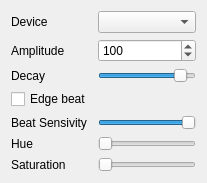
Before: the Qt Designer form Effects/AudioStar/AudioStar.ui in DLdota/OpenRGBEffectsPlugin, drawn with Qt 5.
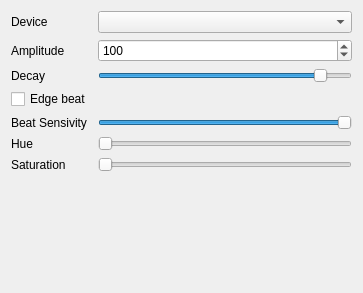
After: the same form once the commit is applied. Custom widgets are drawn as their Qt base class.

```diff
--- a/Effects/AudioStar/AudioStar.ui
+++ b/Effects/AudioStar/AudioStar.ui
@@ -6,8 +6,8 @@
    <rect>
     <x>0</x>
     <y>0</y>
-    <width>207</width>
-    <height>179</height>
+    <width>363</width>
+    <height>293</height>
    </rect>
   </property>
   <property name="windowTitle">
@@ -138,6 +138,19 @@
      </property>
     </widget>
    </item>
+   <item row="8" column="0" colspan="2">
+    <spacer name="verticalSpacer">
+     <property name="orientation">
+      <enum>Qt::Vertical</enum>
+     </property>
+     <property name="sizeHint" stdset="0">
+      <size>
+       <width>20</width>
+       <height>40</height>
+      </size>
+     </property>
+    </spacer>
+   </item>
   </layout>
  </widget>
  <customwidgets>
```
Left out of the diff: 96 changed lines with no effect on the pictures.
